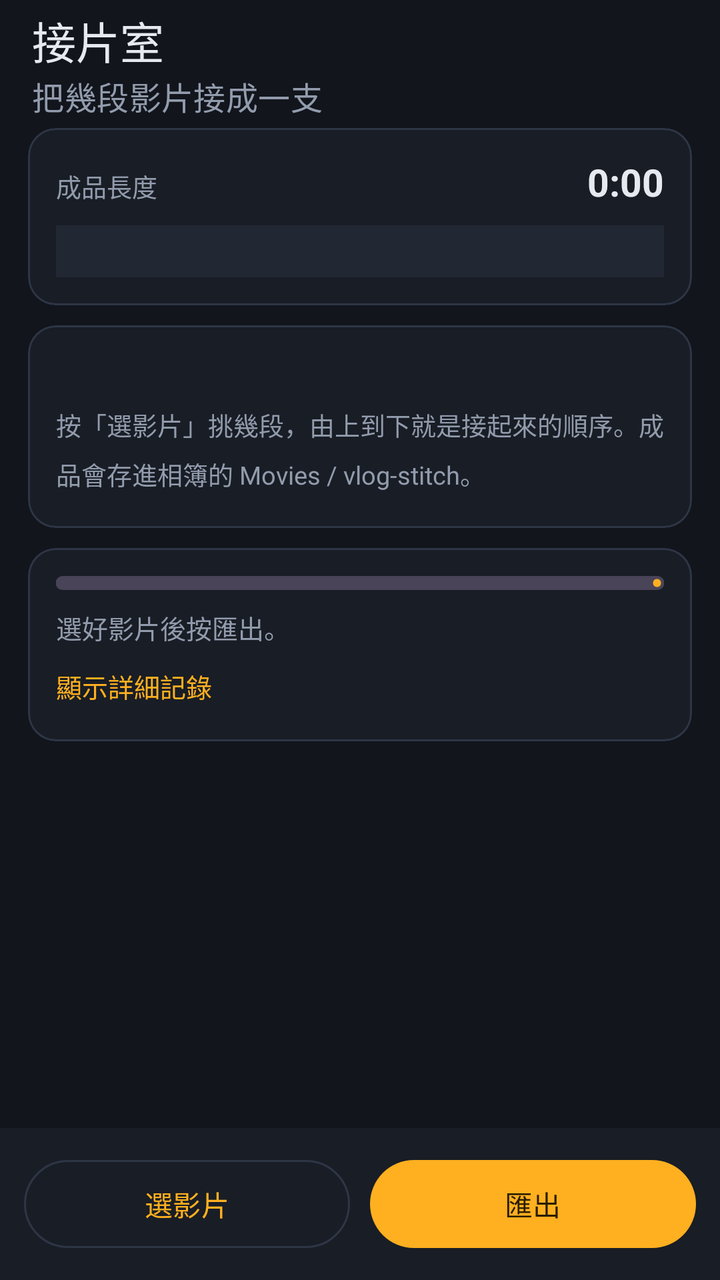
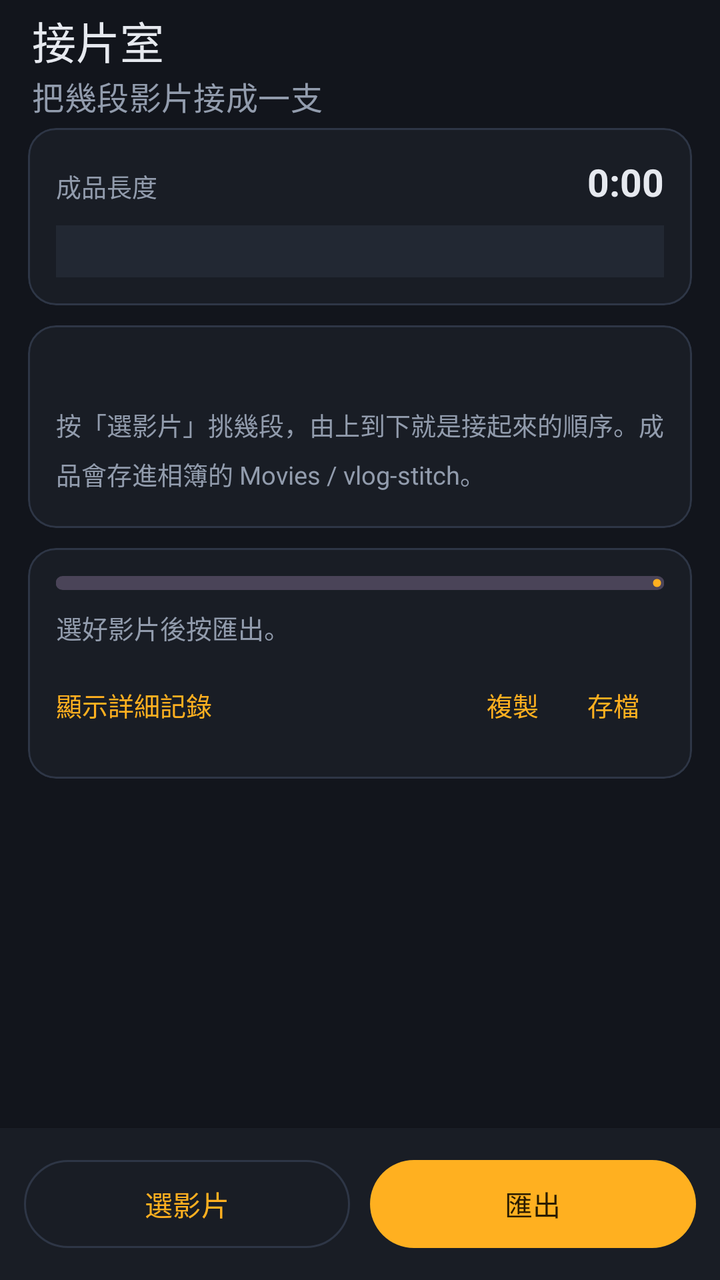

Two renders of the same Android screen: before a commit and after it. Below are the layout's source before the change and the commit's diff.
<!-- AndroidManifest.xml: application theme Theme.VlogStitch -->
<!-- res/layout/activity_main.xml -->
<?xml version="1.0" encoding="utf-8"?>
<androidx.coordinatorlayout.widget.CoordinatorLayout
    xmlns:android="http://schemas.android.com/apk/res/android"
    xmlns:app="http://schemas.android.com/apk/res-auto"
    android:layout_width="match_parent" android:layout_height="match_parent"
    android:background="@color/ink"
    android:fitsSystemWindows="true">

    <LinearLayout android:layout_width="match_parent" android:layout_height="match_parent"
        android:orientation="vertical">

        <com.google.android.material.appbar.MaterialToolbar
            android:id="@+id/toolbar"
            android:layout_width="match_parent"
            android:layout_height="?attr/actionBarSize"
            android:background="@color/ink"
            app:title="@string/app_name"
            app:subtitle="@string/tagline"
            app:titleTextColor="@color/text"
            app:subtitleTextColor="@color/dim" />

        <ScrollView android:layout_width="match_parent" android:layout_height="0dp"
            android:layout_weight="1" android:clipToPadding="false"
            android:paddingStart="14dp" android:paddingEnd="14dp" android:paddingBottom="14dp">

            <LinearLayout android:layout_width="match_parent"
                android:layout_height="wrap_content" android:orientation="vertical">

                
                <com.google.android.material.card.MaterialCardView style="@style/Card"
                    android:layout_width="match_parent" android:layout_height="wrap_content">
                    <LinearLayout android:layout_width="match_parent"
                        android:layout_height="wrap_content" android:orientation="vertical">
                        <LinearLayout android:layout_width="match_parent"
                            android:layout_height="wrap_content" android:orientation="horizontal"
                            android:baselineAligned="true">
                            <TextView android:layout_width="0dp" android:layout_height="wrap_content"
                                android:layout_weight="1" style="@style/Label"
                                android:text="@string/total_length" />
                            <TextView android:id="@+id/total"
                                android:layout_width="wrap_content" android:layout_height="wrap_content"
                                android:textColor="@color/text" android:textSize="19sp"
                                android:textStyle="bold" android:text="0:00" />
                        </LinearLayout>
                        <LinearLayout android:id="@+id/track"
                            android:layout_width="match_parent" android:layout_height="26dp"
                            android:layout_marginTop="9dp" android:orientation="horizontal"
                            android:background="@color/panel2" />
                    </LinearLayout>
                </com.google.android.material.card.MaterialCardView>

                
                <com.google.android.material.card.MaterialCardView style="@style/Card"
                    android:layout_width="match_parent" android:layout_height="wrap_content"
                    android:layout_marginTop="10dp">
                    <LinearLayout android:layout_width="match_parent"
                        android:layout_height="wrap_content" android:orientation="vertical">
                        <TextView android:id="@+id/count"
                            android:layout_width="match_parent" android:layout_height="wrap_content"
                            android:textColor="@color/text" android:textSize="15sp"
                            android:textStyle="bold" />
                        <TextView android:id="@+id/empty"
                            android:layout_width="match_parent" android:layout_height="wrap_content"
                            android:paddingTop="6dp" style="@style/Label"
                            android:lineSpacingMultiplier="1.35"
                            android:text="@string/empty_hint" />
                        <androidx.recyclerview.widget.RecyclerView android:id="@+id/list"
                            android:layout_width="match_parent" android:layout_height="wrap_content"
                            android:paddingTop="4dp" android:nestedScrollingEnabled="false" />
                    </LinearLayout>
                </com.google.android.material.card.MaterialCardView>

                
                <LinearLayout android:id="@+id/banner"
                    android:layout_width="match_parent" android:layout_height="wrap_content"
                    android:layout_marginTop="10dp" android:orientation="vertical"
                    android:padding="12dp" android:background="@drawable/banner_ok"
                    android:visibility="gone">
                    <TextView android:id="@+id/bannerTitle"
                        android:layout_width="match_parent" android:layout_height="wrap_content"
                        android:textSize="13.5sp" android:textStyle="bold"
                        android:textColor="@color/ok" />
                    <TextView android:id="@+id/bannerBody"
                        android:layout_width="match_parent" android:layout_height="wrap_content"
                        android:layout_marginTop="2dp" android:textSize="12.5sp"
                        android:textColor="@color/dim" android:lineSpacingMultiplier="1.3" />
                </LinearLayout>

                
                <com.google.android.material.card.MaterialCardView android:id="@+id/resultCard"
                    style="@style/Card"
                    android:layout_width="match_parent" android:layout_height="wrap_content"
                    android:layout_marginTop="10dp" android:visibility="gone">
                    <LinearLayout android:layout_width="match_parent"
                        android:layout_height="wrap_content" android:orientation="vertical">
                        <TextView android:layout_width="match_parent"
                            android:layout_height="wrap_content" style="@style/Label"
                            android:text="@string/result" />
                        <TextView android:id="@+id/resultName"
                            android:layout_width="match_parent" android:layout_height="wrap_content"
                            android:layout_marginTop="3dp" android:textSize="14sp"
                            android:textColor="@color/text" />
                        <LinearLayout android:layout_width="match_parent"
                            android:layout_height="wrap_content" android:orientation="horizontal"
                            android:layout_marginTop="10dp">
                            <com.google.android.material.button.MaterialButton android:id="@+id/btnPlay"
                                style="@style/Widget.Material3.Button.OutlinedButton"
                                android:layout_width="0dp" android:layout_height="46dp"
                                android:layout_weight="1" android:text="@string/play" />
                            <com.google.android.material.button.MaterialButton android:id="@+id/btnShare"
                                android:layout_width="0dp" android:layout_height="46dp"
                                android:layout_weight="1" android:layout_marginStart="8dp"
                                android:text="@string/share" />
                        </LinearLayout>
                    </LinearLayout>
                </com.google.android.material.card.MaterialCardView>

                
                <com.google.android.material.card.MaterialCardView style="@style/Card"
                    android:layout_width="match_parent" android:layout_height="wrap_content"
                    android:layout_marginTop="10dp">
                    <LinearLayout android:layout_width="match_parent"
                        android:layout_height="wrap_content" android:orientation="vertical">
                        <com.google.android.material.progressindicator.LinearProgressIndicator
                            android:id="@+id/progress"
                            android:layout_width="match_parent" android:layout_height="wrap_content"
                            app:trackCornerRadius="4dp" app:trackThickness="7dp"
                            android:max="100" android:progress="0" />
                        <TextView android:id="@+id/status"
                            android:layout_width="match_parent" android:layout_height="wrap_content"
                            android:paddingTop="9dp" android:textSize="13sp"
                            android:textColor="@color/dim" android:text="@string/ready" />
                        <TextView android:id="@+id/logToggle"
                            android:layout_width="wrap_content" android:layout_height="wrap_content"
                            android:paddingTop="10dp" android:paddingBottom="4dp"
                            android:textColor="@color/accent" android:textSize="13sp"
                            android:text="@string/show_log" />
                        <ScrollView android:id="@+id/logScroll"
                            android:layout_width="match_parent" android:layout_height="180dp"
                            android:visibility="gone" android:background="@color/ink"
                            android:padding="10dp">
                            <TextView android:id="@+id/log"
                                android:layout_width="match_parent" android:layout_height="wrap_content"
                                android:fontFamily="monospace" android:textSize="11sp"
                                android:textColor="@color/dim" android:lineSpacingMultiplier="1.4" />
                        </ScrollView>
                    </LinearLayout>
                </com.google.android.material.card.MaterialCardView>

                <TextView android:id="@+id/version"
                    android:layout_width="match_parent" android:layout_height="wrap_content"
                    android:gravity="center" android:paddingTop="12dp"
                    android:textColor="@color/dim" android:textSize="11sp" />
            </LinearLayout>
        </ScrollView>

        
        <LinearLayout android:layout_width="match_parent" android:layout_height="wrap_content"
            android:orientation="horizontal" android:background="@color/panel"
            android:padding="12dp" android:elevation="8dp">
            <com.google.android.material.button.MaterialButton android:id="@+id/btnPick"
                style="@style/Widget.Material3.Button.OutlinedButton"
                android:layout_width="0dp" android:layout_height="52dp"
                android:layout_weight="1" android:text="@string/pick" />
            <com.google.android.material.button.MaterialButton android:id="@+id/btnExport"
                android:layout_width="0dp" android:layout_height="52dp"
                android:layout_weight="1" android:layout_marginStart="10dp"
                android:text="@string/export" />
        </LinearLayout>
    </LinearLayout>
</androidx.coordinatorlayout.widget.CoordinatorLayout>
<!-- resources referenced by this layout -->
<resources>
  <color name="accent">#FFB020</color>
  <color name="dim">#929CAD</color>
  <color name="ink">#12151C</color>
  <color name="ok">#4FC98D</color>
  <color name="panel">#191D25</color>
  <color name="panel2">#222833</color>
  <color name="text">#E6E9EF</color>
  <!-- drawable banner_ok (drawable) -->
  <?xml version="1.0" encoding="utf-8"?>
  <shape xmlns:android="http://schemas.android.com/apk/res/android" android:shape="rectangle">
      <solid android:color="#14301F" />
      <stroke android:width="1dp" android:color="#245C3D" />
      <corners android:radius="10dp" />
  </shape>
  <string name="app_name">接片室</string>
  <string name="empty_hint">按「選影片」挑幾段，由上到下就是接起來的順序。成品會存進相簿的 Movies / vlog-stitch。</string>
  <string name="export">匯出</string>
  <string name="pick">選影片</string>
  <string name="play">播放</string>
  <string name="ready">選好影片後按匯出。</string>
  <string name="result">成品</string>
  <string name="share">分享</string>
  <string name="show_log">顯示詳細記錄</string>
  <string name="tagline">把幾段影片接成一支</string>
  <string name="total_length">成品長度</string>
  <style name="Card" parent="Widget.Material3.CardView.Filled">
          <item name="cardBackgroundColor">@color/panel</item>
          <item name="cardCornerRadius">14dp</item>
          <item name="cardElevation">0dp</item>
          <item name="strokeColor">@color/line</item>
          <item name="strokeWidth">1dp</item>
          <item name="contentPadding">14dp</item>
      </style>
  <style name="Label">
          <item name="android:textColor">@color/dim</item>
          <item name="android:textSize">12.5sp</item>
      </style>
  <style name="Theme.VlogStitch" parent="Theme.Material3.Dark.NoActionBar">
          <item name="colorPrimary">@color/accent</item>
          <item name="colorOnPrimary">@color/accent_ink</item>
          <item name="colorSecondary">@color/accent</item>
          <item name="colorOnSecondary">@color/accent_ink</item>
          <item name="colorSurface">@color/panel</item>
          <item name="colorOnSurface">@color/text</item>
          <item name="colorSurfaceVariant">@color/panel2</item>
          <item name="colorOnSurfaceVariant">@color/dim</item>
          <item name="colorOutline">@color/line</item>
          <item name="colorError">@color/danger</item>
          <item name="android:colorBackground">@color/ink</item>
          <item name="android:statusBarColor">@color/ink</item>
          <item name="android:navigationBarColor">@color/ink</item>
          <item name="android:windowLightStatusBar">false</item>
      </style>
  <color name="line">#2E3646</color>
  <color name="accent_ink">#2A1C00</color>
  <color name="danger">#FF5A52</color>
</resources>

<!-- the commit's change to res/layout/activity_main.xml (unified diff, before → after) -->
@@ -130,11 +130,26 @@
                             android:layout_width="match_parent" android:layout_height="wrap_content"
                             android:paddingTop="9dp" android:textSize="13sp"
                             android:textColor="@color/dim" android:text="@string/ready" />
-                        <TextView android:id="@+id/logToggle"
-                            android:layout_width="wrap_content" android:layout_height="wrap_content"
+                        <LinearLayout android:layout_width="match_parent"
+                            android:layout_height="wrap_content" android:orientation="horizontal"
                             android:paddingTop="10dp" android:paddingBottom="4dp"
-                            android:textColor="@color/accent" android:textSize="13sp"
-                            android:text="@string/show_log" />
+                            android:gravity="center_vertical">
+                            <TextView android:id="@+id/logToggle"
+                                android:layout_width="0dp" android:layout_height="wrap_content"
+                                android:layout_weight="1"
+                                android:textColor="@color/accent" android:textSize="13sp"
+                                android:text="@string/show_log" />
+                            <com.google.android.material.button.MaterialButton android:id="@+id/btnCopyLog"
+                                style="@style/Widget.Material3.Button.TextButton"
+                                android:layout_width="wrap_content" android:layout_height="38dp"
+                                android:minWidth="0dp" android:insetTop="0dp" android:insetBottom="0dp"
+                                android:textSize="13sp" android:text="@string/copy_log" />
+                            <com.google.android.material.button.MaterialButton android:id="@+id/btnSaveLog"
+                                style="@style/Widget.Material3.Button.TextButton"
+                                android:layout_width="wrap_content" android:layout_height="38dp"
+                                android:minWidth="0dp" android:insetTop="0dp" android:insetBottom="0dp"
+                                android:textSize="13sp" android:text="@string/save_log" />
+                        </LinearLayout>
                         <ScrollView android:id="@+id/logScroll"
                             android:layout_width="match_parent" android:layout_height="180dp"
                             android:visibility="gone" android:background="@color/ink"
@@ -142,7 +157,8 @@
                             <TextView android:id="@+id/log"
                                 android:layout_width="match_parent" android:layout_height="wrap_content"
                                 android:fontFamily="monospace" android:textSize="11sp"
-                                android:textColor="@color/dim" android:lineSpacingMultiplier="1.4" />
+                                android:textColor="@color/dim" android:lineSpacingMultiplier="1.4"
+                                android:textIsSelectable="true" />
                         </ScrollView>
                     </LinearLayout>
                 </com.google.android.material.card.MaterialCardView>
<!-- resource entries referenced after the edit -->
@@ -15,12 +15,14 @@
       <corners android:radius="10dp" />
   </shape>
   <string name="app_name">接片室</string>
+  <string name="copy_log">複製</string>
   <string name="empty_hint">按「選影片」挑幾段，由上到下就是接起來的順序。成品會存進相簿的 Movies / vlog-stitch。</string>
   <string name="export">匯出</string>
   <string name="pick">選影片</string>
   <string name="play">播放</string>
   <string name="ready">選好影片後按匯出。</string>
   <string name="result">成品</string>
+  <string name="save_log">存檔</string>
   <string name="share">分享</string>
   <string name="show_log">顯示詳細記錄</string>
   <string name="tagline">把幾段影片接成一支</string>
